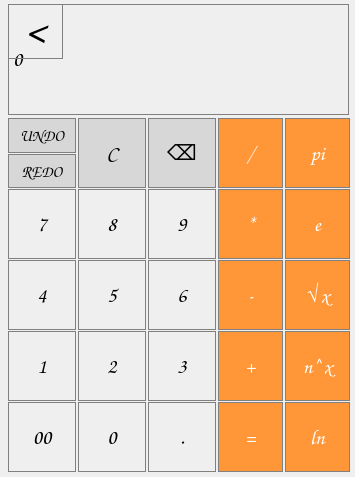
Qt form ui/calculator.ui (Qvuark/calculator) before a commit.
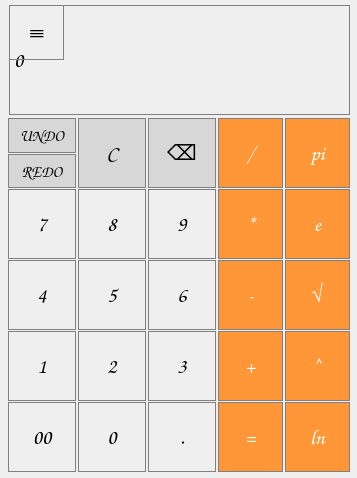
The same form after that commit. The open tabs and pages were chosen to show the change.

Patch:
```diff
--- a/ui/calculator.ui
+++ b/ui/calculator.ui
@@ -6,8 +6,8 @@
    <rect>
     <x>0</x>
     <y>0</y>
-    <width>355</width>
-    <height>477</height>
+    <width>357</width>
+    <height>478</height>
    </rect>
   </property>
   <property name="windowTitle">
@@ -26,35 +26,6 @@
     <number>0</number>
    </property>
    <widget class="QWidget" name="page">
-    <widget class="QPushButton" name="pushBtn_Menu">
-     <property name="geometry">
-      <rect>
-       <x>18</x>
-       <y>4</y>
-       <width>55</width>
-       <height>55</height>
-      </rect>
-     </property>
-     <property name="font">
-      <font>
-       <family>Comic Sans MS</family>
-       <pointsize>16</pointsize>
-      </font>
-     </property>
-     <property name="styleSheet">
-      <string notr="true">QPushButton {
-   color: black;
-   border: 1px solid gray;
-}
-QPushButton:pressed {
-    background-color: qlineargradient(x1: 0, y1: 0, x2: 0, y2: 1,
-                                      stop: 0 #dadbde, stop: 1 #f6f7fa);
-}</string>
-     </property>
-     <property name="text">
-      <string>≡</string>
-     </property>
-    </widget>
     <widget class="QPushButton" name="pushBtn_Div">
      <property name="geometry">
       <rect>
@@ -326,36 +297,6 @@
       <string>C</string>
      </property>
     </widget>
-    <widget class="QLabel" name="screen">
-     <property name="geometry">
-      <rect>
-       <x>18</x>
-       <y>4</y>
-       <width>341</width>
-       <height>111</height>
-      </rect>
-     </property>
-     <property name="font">
-      <font>
-       <family>Comic Sans MS</family>
-       <pointsize>16</pointsize>
-       <italic>false</italic>
-      </font>
-     </property>
-     <property name="styleSheet">
-      <string notr="true">QLabel {
-  color: black;
-  qproperty-alignment: 'AlignVCenter | AlignRight';
-  border: 1px solid gray;
-}</string>
-     </property>
-     <property name="frameShape">
-      <enum>QFrame::Shape::Box</enum>
-     </property>
-     <property name="text">
-      <string>0</string>
-     </property>
-    </widget>
     <widget class="QPushButton" name="pushBtn_1">
      <property name="geometry">
       <rect>
@@ -1120,36 +1061,6 @@
       <string>4</string>
      </property>
     </widget>
-    <widget class="QLabel" name="screen_2">
-     <property name="geometry">
-      <rect>
-       <x>18</x>
-       <y>4</y>
-       <width>341</width>
-       <height>111</height>
-      </rect>
-     </property>
-     <property name="font">
-      <font>
-       <family>Comic Sans MS</family>
-       <pointsize>16</pointsize>
-       <italic>false</italic>
-      </font>
-     </property>
-     <property name="styleSheet">
-      <string notr="true">QLabel {
-  color: black;
-  qproperty-alignment: 'AlignVCenter | AlignRight';
-  border: 1px solid gray;
-}</string>
-     </property>
-     <property name="frameShape">
-      <enum>QFrame::Shape::Box</enum>
-     </property>
-     <property name="text">
-      <string>0</string>
-     </property>
-    </widget>
     <widget class="QPushButton" name="pushBtn_Equals1">
      <property name="geometry">
       <rect>
@@ -1386,37 +1297,6 @@
       <string>2</string>
      </property>
     </widget>
-    <widget class="QPushButton" name="pushBtn_Menu1">
-     <property name="geometry">
-      <rect>
-       <x>18</x>
-       <y>4</y>
-       <width>55</width>
-       <height>55</height>
-      </rect>
-     </property>
-     <property name="font">
-      <font>
-       <family>Comic Sans MS</family>
-       <pointsize>30</pointsize>
-       <italic>false</italic>
-       <bold>false</bold>
-      </font>
-     </property>
-     <property name="styleSheet">
-      <string notr="true">QPushButton {
-   color: black;
-   border: 1px solid gray;
-}
-QPushButton:pressed {
-    background-color: qlineargradient(x1: 0, y1: 0, x2: 0, y2: 1,
-                                      stop: 0 #dadbde, stop: 1 #f6f7fa);
-}</string>
-     </property>
-     <property name="text">
-      <string>&lt;</string>
-     </property>
-    </widget>
     <widget class="QPushButton" name="pushBtn_pow">
      <property name="geometry">
       <rect>
@@ -1445,7 +1325,7 @@
 }</string>
      </property>
      <property name="text">
-      <string>n^x</string>
+      <string>^</string>
      </property>
     </widget>
     <widget class="QPushButton" name="pushBtn_exp">
@@ -1569,7 +1449,7 @@
 }</string>
      </property>
      <property name="text">
-      <string>√x</string>
+      <string>√</string>
      </property>
     </widget>
     <zorder>pushBtn_Backspace1</zorder>
@@ -1602,6 +1482,65 @@
     <zorder>pushBtn_Menu1</zorder>
    </widget>
   </widget>
+  <widget class="QLabel" name="screen">
+   <property name="geometry">
+    <rect>
+     <x>9</x>
+     <y>5</y>
+     <width>341</width>
+     <height>110</height>
+    </rect>
+   </property>
+   <property name="font">
+    <font>
+     <family>Comic Sans MS</family>
+     <pointsize>16</pointsize>
+     <italic>false</italic>
+    </font>
+   </property>
+   <property name="styleSheet">
+    <string notr="true">QLabel {
+  color: black;
+  qproperty-alignment: 'AlignVCenter | AlignRight';
+  border: 1px solid gray;
+}</string>
+   </property>
+   <property name="frameShape">
+    <enum>QFrame::Shape::Box</enum>
+   </property>
+   <property name="text">
+    <string>0</string>
+   </property>
+  </widget>
+  <widget class="QPushButton" name="pushBtn_Menu">
+   <property name="geometry">
+    <rect>
+     <x>9</x>
+     <y>5</y>
+     <width>55</width>
+     <height>55</height>
+    </rect>
+   </property>
+   <property name="font">
+    <font>
+     <family>Comic Sans MS</family>
+     <pointsize>16</pointsize>
+    </font>
+   </property>
+   <property name="styleSheet">
+    <string notr="true">QPushButton {
+   color: black;
+   border: 1px solid gray;
+}
+QPushButton:pressed {
+    background-color: qlineargradient(x1: 0, y1: 0, x2: 0, y2: 1,
+                                      stop: 0 #dadbde, stop: 1 #f6f7fa);
+}</string>
+   </property>
+   <property name="text">
+    <string>≡</string>
+   </property>
+  </widget>
  </widget>
  <resources/>
  <connections/>
```
Left out of the diff: 53 changed lines with no effect on the pictures.
